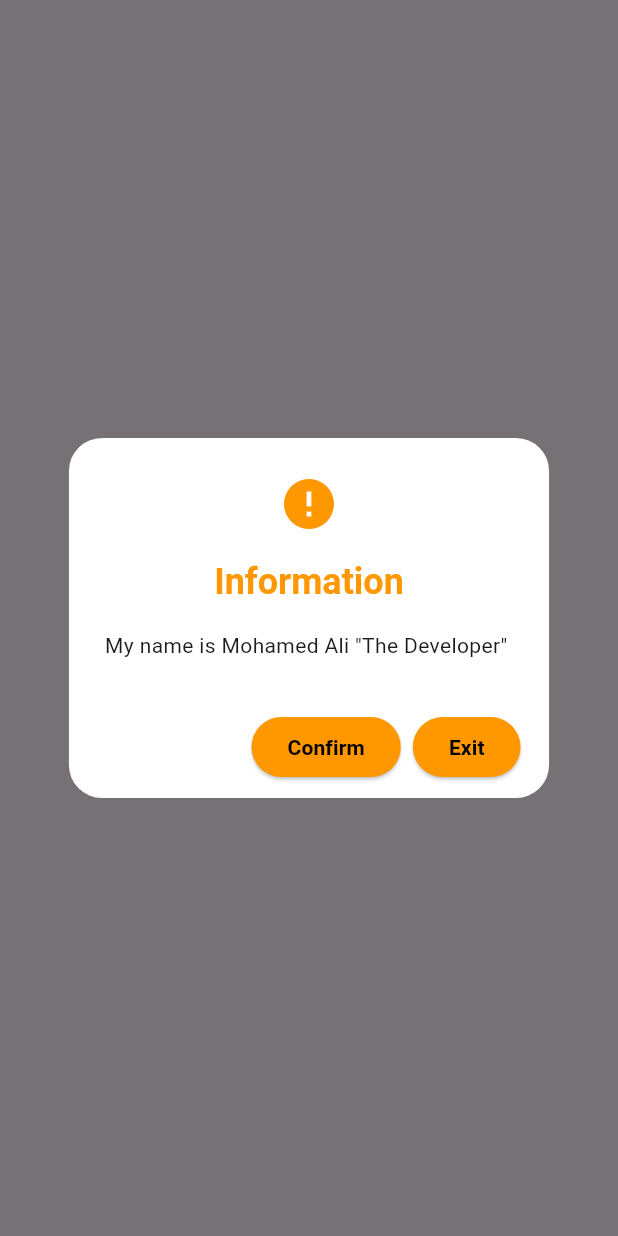
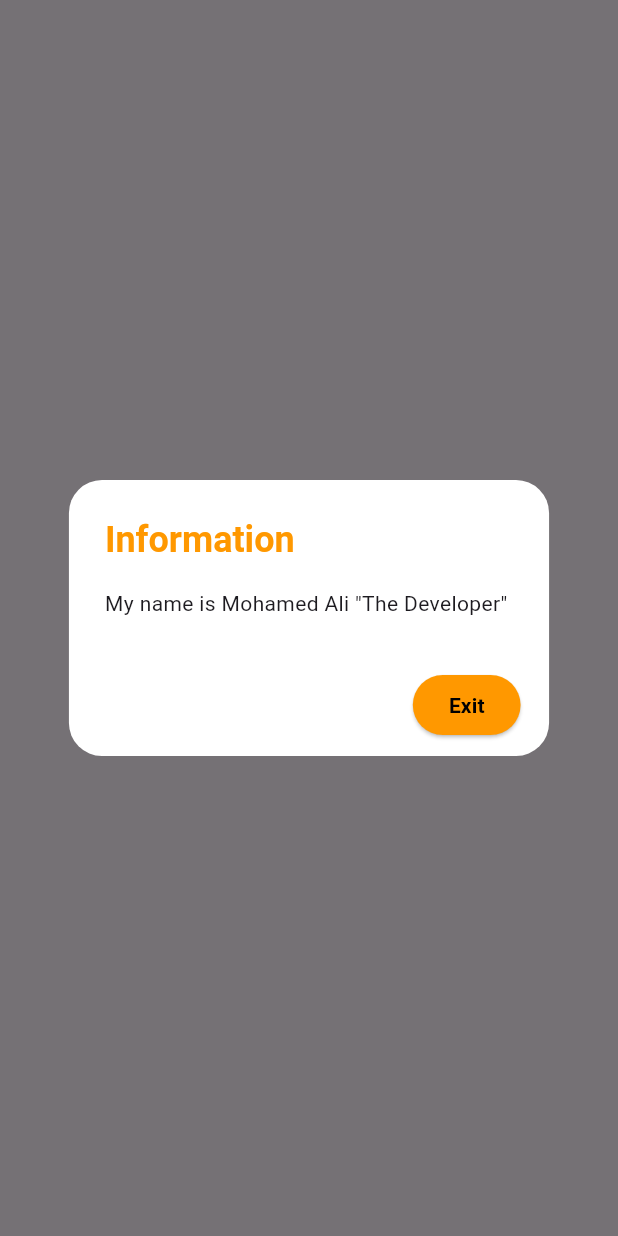
Before and after one commit to MohamedAliShaltoot/Tasbih-application, a Flutter app: what showAlertDialog() shows on an empty page, opened directly, on a phone screen of 412 x 824 dp. Run offline on Flutter 3.47's test engine with Material 3 defaults, Android fonts, the light colour scheme and no system bars; our stand-ins replace shimmer.

Commit message:
commenting unimportant fiels from alert dialog

```diff
--- a/tasbish app/lib/show_dialog.dart
+++ b/tasbish app/lib/show_dialog.dart
@@ -6,7 +6,7 @@ void showAlertDialog(context) => showDialog(context: context, builder: (context)
   shape: RoundedRectangleBorder(borderRadius: BorderRadius.circular(22)),
   backgroundColor: Colors.white,
   elevation: 14,
-  icon: const Icon(Icons.error,color: Colors.orange,size: 40,),
+  //icon: const Icon(Icons.error,color: Colors.orange,size: 40,),
           title: const Text('Information',
             style: TextStyle(color: Colors.orange,
               fontWeight: FontWeight.bold)),
@@ -15,18 +15,19 @@ void showAlertDialog(context) => showDialog(context: context, builder: (context)
           ),
           actions: [
 
-            ElevatedButton(
+            // ElevatedButton(
 
-              style: ButtonStyle(
-                backgroundColor: MaterialStateProperty.all<Color>(
-                  Colors.orange)
-              ),
-              onPressed: () {
-              Navigator.pop(context);
-            },
-            child: const Text('Confirm',
-            style: TextStyle(color: Colors.black,
-              fontWeight: FontWeight.bold)),),
+            //   style: ButtonStyle(
+            //     backgroundColor: MaterialStateProperty.all<Color>(
+            //       Colors.orange)
+            //   ),
+            //   onPressed: () {
+            //   Navigator.pop(context);
+            // },
+            // child: const Text('Confirm',
+            // style: TextStyle(color: Colors.black,
+            //   fontWeight: FontWeight.bold)),
+            //   ),
 ElevatedButton(
   style: ButtonStyle(
                 backgroundColor: MaterialStateProperty.all<Color>(
```
